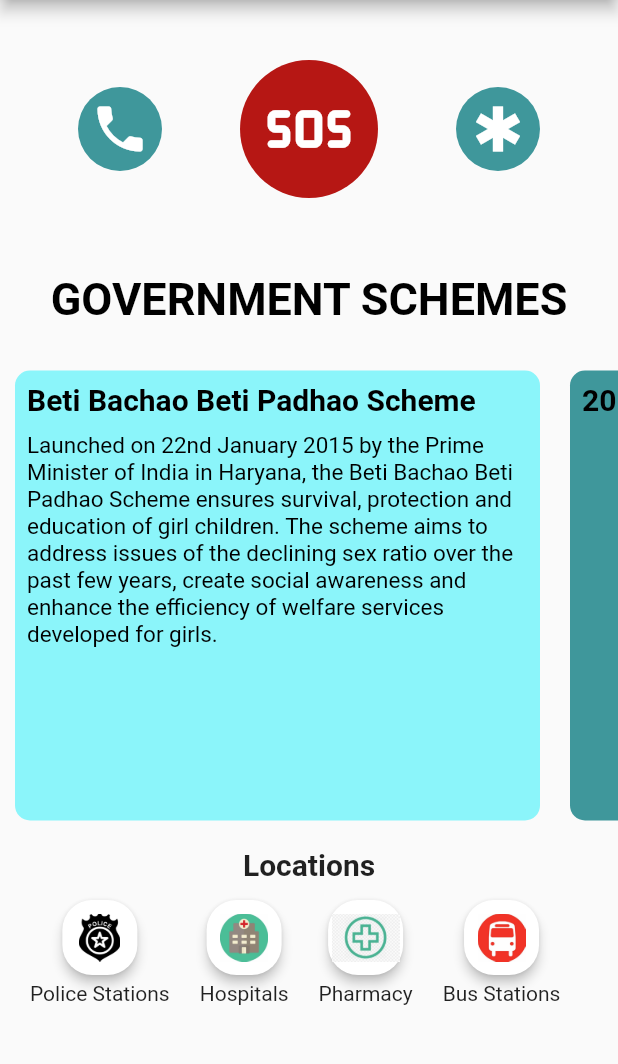
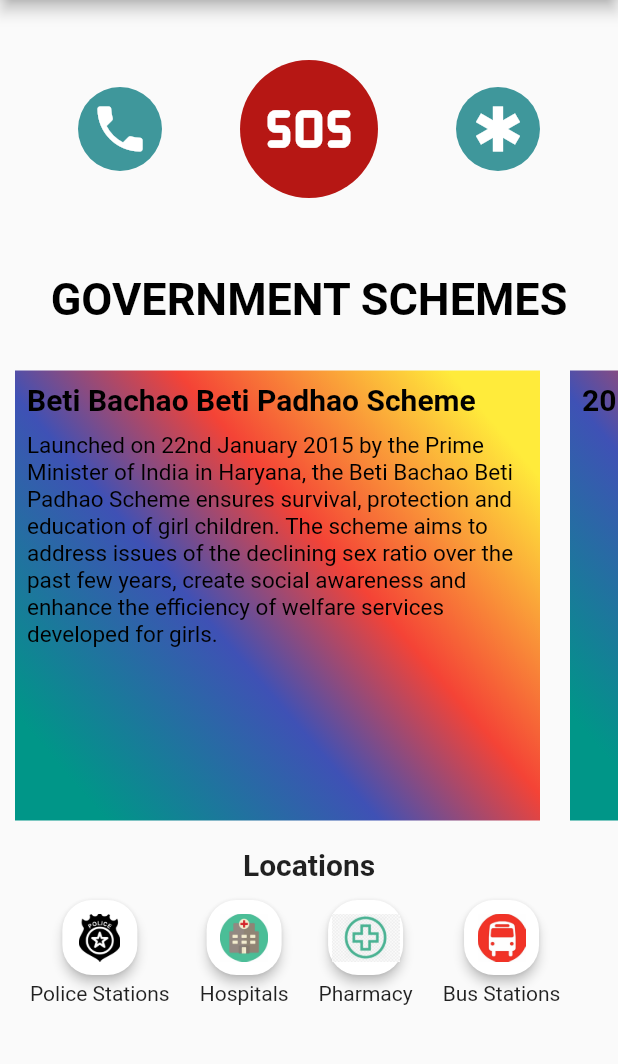
Before and after one commit to anandita01/Saheli, a Flutter app: the MyHomePage screen opened directly, on a phone screen of 412 x 824 dp, the part 84-1148 px from its top. Run offline on Flutter 3.47's test engine with Material 2 defaults, Android fonts, the light colour scheme and no system bars; our stand-ins replace cloud_firestore, contacts_service, firebase_auth, firebase_core, fluttertoast, gradient_app_bar and 5 more; missing offline and left inert: flutter_phone_direct_caller; accounts and stored records are empty.

Commit message:
drawer new

```diff
--- a/lib/screens/Home_screen.dart
+++ b/lib/screens/Home_screen.dart
@@ -1,26 +1,26 @@
 import 'package:flutter/material.dart';
 import 'package:flutter_phone_direct_caller/flutter_phone_direct_caller.dart';
+import 'package:gsochome/screens/Rate_us.dart';
 import 'package:gsochome/screens/aboutus.dart';
 import 'package:gsochome/screens/add_contacts.dart';
 import 'package:gsochome/screens/call_gov.dart';
+import 'package:gsochome/screens/login_screen.dart';
 import 'package:gsochome/widgets/live_safe.dart';
 import '../widgets/customcontainer.dart';
+import 'package:gradient_app_bar/gradient_app_bar.dart';
+
 
 class MyHomePage extends StatelessWidget {
   @override
   Widget build(BuildContext context) {
 
 
-
-    const number = '+917678471051';
-    const Ambulance = '+917678471051';
-
     return Scaffold(
       appBar: AppBar(
         backgroundColor: Color(0xFF3F979B),
         title: Text('SAHELI'),
       ),
-      drawer:  Drawer(
+      drawer: Drawer(
         child: ListView(
           padding: EdgeInsets.zero,
           children: <Widget>[
@@ -61,7 +61,32 @@ class MyHomePage extends StatelessWidget {
 
             ),
 
-           /* ListTile(
+            Card(
+              margin: const EdgeInsets.fromLTRB(50, 20, 50, 10),
+          color: Color(0XFF159895),
+          child: SizedBox(
+          width: 50,
+          height: 55,
+          child:  ListTile(
+              title: Text('Trusted Contacts',
+              textAlign: TextAlign.center,
+    style: TextStyle(
+      fontSize: 17,
+    color: Color.fromARGB(255, 254, 255, 255),
+    ),
+    ),
+              onTap: () {
+                // Do something
+                Navigator.push(
+                    context,
+                    MaterialPageRoute(
+                      builder: (context) => AddContactsPage(),
+                    ));
+              },
+            ),
+        ),
+            ),
+            /*ListTile(
               title: Text('Trusted Contacts'),
               onTap: () {
                 // Do something
@@ -73,75 +98,149 @@ class MyHomePage extends StatelessWidget {
               },
             ),*/
 
-           Center(
-          child: GridView.extent(
-            primary: false,
-            padding: const EdgeInsets.all(6),
-            crossAxisSpacing: 10,
-            mainAxisSpacing: 10,
-            maxCrossAxisExtent: 200.0,
-            children: <Widget>[
-              Container(
-                padding: const EdgeInsets.all(8),
-                child: const Text('First', style: TextStyle(fontSize: 20)),
-                color: Colors.yellow,
+
+            /*Card(
+              margin: const EdgeInsets.fromLTRB(50, 5, 50, 10),
+          color: Color(0xFF3F979B),
+          child: SizedBox(
+          width: 50,
+          height: 60,
+          child: ListTile(
+            title: Text('Ambulance',
+    //textAlign: TextAlign.center,
+    style: TextStyle(
+      fontSize: 20,
+    color: Color.fromARGB(255, 254, 255, 255),
   ),
-              Container(
-                padding: const EdgeInsets.all(8),
-                child: const Text('Second', style: TextStyle(fontSize: 20)),
-                color: Colors.blue,
       ),
-              Container(
-                padding: const EdgeInsets.all(8),
-                child: const Text('Third', style: TextStyle(fontSize: 20)),
-                color: Colors.blue,
+            trailing:IconButton(
+                    iconSize: 25,
+                    icon: const Icon(Icons.phone),
+                    color: Colors.white,
+                    onPressed:()  async {},
                   ),
-              Container(
-                padding: const EdgeInsets.all(8),
-                child: const Text('Four', style: TextStyle(fontSize: 20)),
-                color: Colors.yellow,
           ),
-              Container(
-                padding: const EdgeInsets.all(8),
-                child: const Text('Fifth', style: TextStyle(fontSize: 20)),
-                color: Colors.yellow,
         ),
-              Container(
-                padding: const EdgeInsets.all(8),
-                child: const Text('Six', style: TextStyle(fontSize: 20)),
-                color: Colors.blue,
             ),
-            ],
 
-              /*Card
-              (margin: const EdgeInsets.fromLTRB(50, 220, 50, 10),
-          color: Color(293462),
-          child: TextButton(
-  style: ButtonStyle(
-    foregroundColor: MaterialStateProperty.all<Color>(Colors.blue),
-  ),
-  onPressed: () {
-                        Navigator.push(
-                            context,
-                            MaterialPageRoute(
-                                builder: (context) => About_Us()));
-                      },
-  child: Text('About this App',
+
+            Card(
+              margin: const EdgeInsets.fromLTRB(50, 10, 50, 10),
+          color: Color(0xFF3F979B),
+          child: SizedBox(
+          width: 50,
+          height: 60,
+          child: ListTile(
+            title: Text('   Police',
     textAlign: TextAlign.center,
     style: TextStyle(
       fontSize: 20,
-    color: Color.fromARGB(255, 255, 255, 255),
-  ),),
-)
+    color: Color.fromARGB(255, 254, 255, 255),
+  ),
+      ),
+            trailing: IconButton(
+                    iconSize: 25,
+                    icon: const Icon(Icons.phone),
+                    color: Colors.white,
+                    onPressed:()  async {},
+                  ),
+          ),
+        ),
             ),*/
+
+            Card(
+              margin: const EdgeInsets.fromLTRB(50, 20, 50, 10),
+          color: Color(0XFF1A5F7A),
+          child: SizedBox(
+          width: 50,
+          height: 55,
+          child: ListTile(
+            title: Text('About this app',
+    textAlign: TextAlign.center,
+    style: TextStyle(
+      fontSize: 17,
+    color: Color.fromARGB(255, 254, 255, 255),
+  ),
+      ),
+      onTap:(){
+        Navigator.push(context, MaterialPageRoute(builder: (context)=>About_Us()));
+      },
+
+          ),
+        ),
+            ),
+
+
+            Card(
+              margin: const EdgeInsets.fromLTRB(50, 20, 50, 10),
+          color: Color(0XFF002B5B),
+          child: SizedBox(
+          width: 50,
+          height: 55,
+          child: ListTile(
+            title: Text('Rate us',
+    textAlign: TextAlign.center,
+    style: TextStyle(
+      fontSize: 17,
+    color: Color.fromARGB(255, 254, 255, 255),
+  ),
+      ),
+
+      onTap:(){
+        Navigator.push(context, MaterialPageRoute(builder: (context)=>RateUs()));
+      },
+
+          ),
+        ),
+            ),
+
+
+            Card(
+              margin: const EdgeInsets.fromLTRB(50, 20, 50, 10),
+          color: Color(0XFF159895),
+          child: SizedBox(
+          width: 50,
+          height: 55,
+          child: ListTile(
+            title: Text('Log Out',
+    textAlign: TextAlign.center,
+    style: TextStyle(
+      fontSize: 17,
+    color: Color.fromARGB(255, 254, 255, 255),
+  ),
+      ),
+
+      onTap:(){
+        Navigator.push(context, MaterialPageRoute(builder: (context)=>LoginScreen()));
+      },
+
+          ),
+        ),
+            ),
+
+
+            Card(
+              margin: const EdgeInsets.fromLTRB(50, 20, 50, 10),
+          color: Color(0XFF1A5F7A),
+          child: SizedBox(
+          width: 50,
+          height: 55,
+          child: ListTile(
+            title: Text('Tips',
+    textAlign: TextAlign.center,
+    style: TextStyle(
+      fontSize: 17,
+    color: Color.fromARGB(255, 254, 255, 255),
+  ),
+      ),
+
+          ),
+        ),
+            ),
 
 
 
-
-          )
-           )
         ],
-
         ),
 
       ),
@@ -243,7 +342,6 @@ class MyHomePage extends StatelessWidget {
 
                   )),*/
                   CustomContainer(
-                    color: Color(0xFF8BF5FA),
                     /*decoration: BoxDecoration(
                       color: Color(0xFF8BF5FA),
                       image: DecorationImage(
@@ -259,7 +357,6 @@ class MyHomePage extends StatelessWidget {
                   ),
 
                   CustomContainer(
-                    color: Color(0xFF3F979B),
                     /*image: new DecorationImage(
                       fit: BoxFit.cover,
                       colorFilter: new ColorFilter.mode(Colors.black.withOpacity(0.2), BlendMode.dstATop),
@@ -270,17 +367,14 @@ class MyHomePage extends StatelessWidget {
                     info: '',
                   ),
                   CustomContainer(
-                    color: Color(0xFF8BF5FA),
                     schemename: '',
                     info: '',
                   ),
                   CustomContainer(
-                    color: Color(0xFF3F979B),
                     schemename: '',
                     info: '',
                   ),
                   CustomContainer(
-                    color: Color(0xFF8BF5FA),
                     schemename: '',
                     info: '',
                   ),
--- a/lib/screens/Rate_us.dart
+++ b/lib/screens/Rate_us.dart
@@ -9,7 +9,7 @@ class RateUs extends StatelessWidget {
   Widget build(BuildContext context) {
     Size size = MediaQuery.of(context).size;
     return Scaffold(
-      backgroundColor: Colors.pink[100],
+      backgroundColor: Color.fromARGB(255, 255, 255, 255),
       body: Container(
         width: size.width,
         height: size.height,
@@ -18,7 +18,8 @@ class RateUs extends StatelessWidget {
           mainAxisAlignment: MainAxisAlignment.spaceEvenly,
           children: [
             RatingDialog(
-                title: Text('Rate Us', selectionColor: Colors.blueAccent,),
+                title: Text('Rate Us',
+                selectionColor: Colors.blueAccent,),
                 //   message: Text(" Tap to start Rating "),
                 image: Icon(Icons.star, size: 100, color: Colors.red),
                 submitButtonText: 'Submit',
--- a/lib/widgets/customcontainer.dart
+++ b/lib/widgets/customcontainer.dart
@@ -1,10 +1,10 @@
 import 'package:flutter/material.dart';
 class CustomContainer extends StatelessWidget {
-  final Color color;
+  //final Color color;
   final String schemename;
   final String info;
 
-  const CustomContainer({Key? key, required this.color, required this.schemename, required this.info}) : super(key: key);
+  const CustomContainer({Key? key,  required this.schemename, required this.info}) : super(key: key);
 
 
   @override
@@ -14,9 +14,24 @@ class CustomContainer extends StatelessWidget {
       height: 300,
       margin: EdgeInsets.all(10),
       decoration: BoxDecoration(
-        color: color,
-        borderRadius: BorderRadius.circular(10),
+            gradient: LinearGradient(
+              begin: Alignment.topRight,
+              end: Alignment.bottomLeft,
+              stops: [
+                0.1,
+                0.4,
+                0.6,
+                0.9,
+              ],
+              colors: [
+                Colors.yellow,
+                Colors.red,
+                Colors.indigo,
+                Colors.teal,
+              ],
+              )
       ),
+
       child: Padding(
         padding: const EdgeInsets.all(8.0),
         child: Column(
--- a/pubspec.yaml
+++ b/pubspec.yaml
@@ -45,6 +45,7 @@ dependencies:
   firebase_auth: ^4.3.0
   firebase_core: ^2.8.0
   cloud_firestore: ^4.4.5
+  gradient_app_bar: ^0.1.3
 
   #launch phone call indirectly
   url_launcher: ^6.0.9
```
Also changed, not shown: lib/main.dart (line endings or trailing spaces), pubspec.lock. Lines whose indentation alone changed are shown as unchanged.
